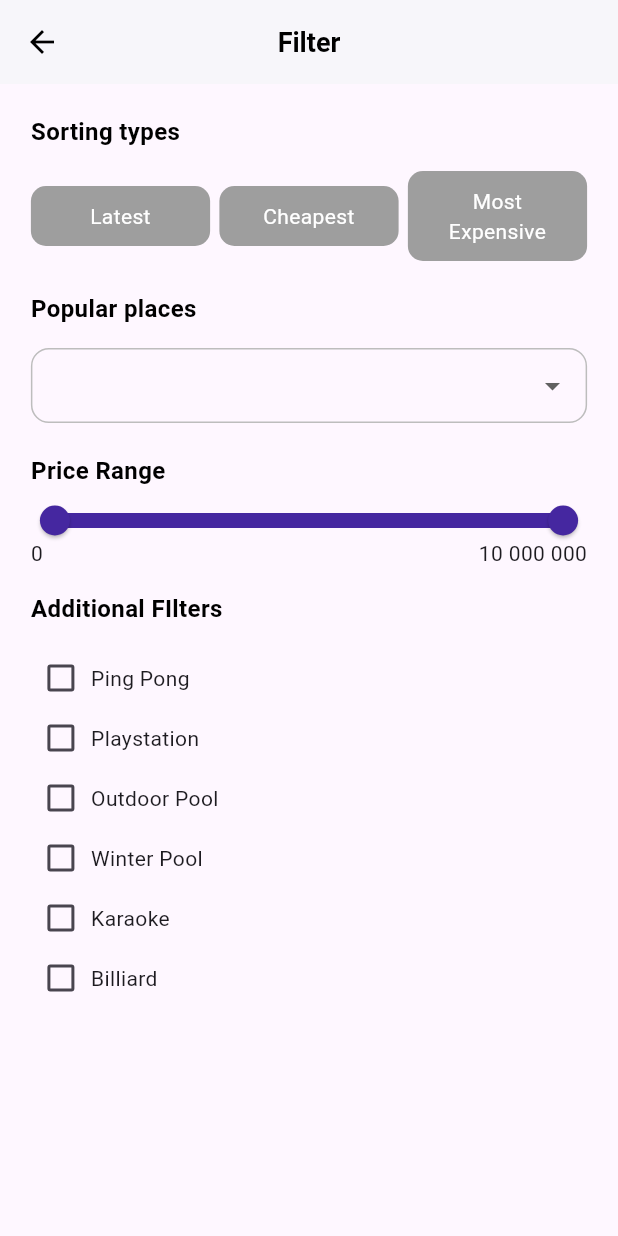
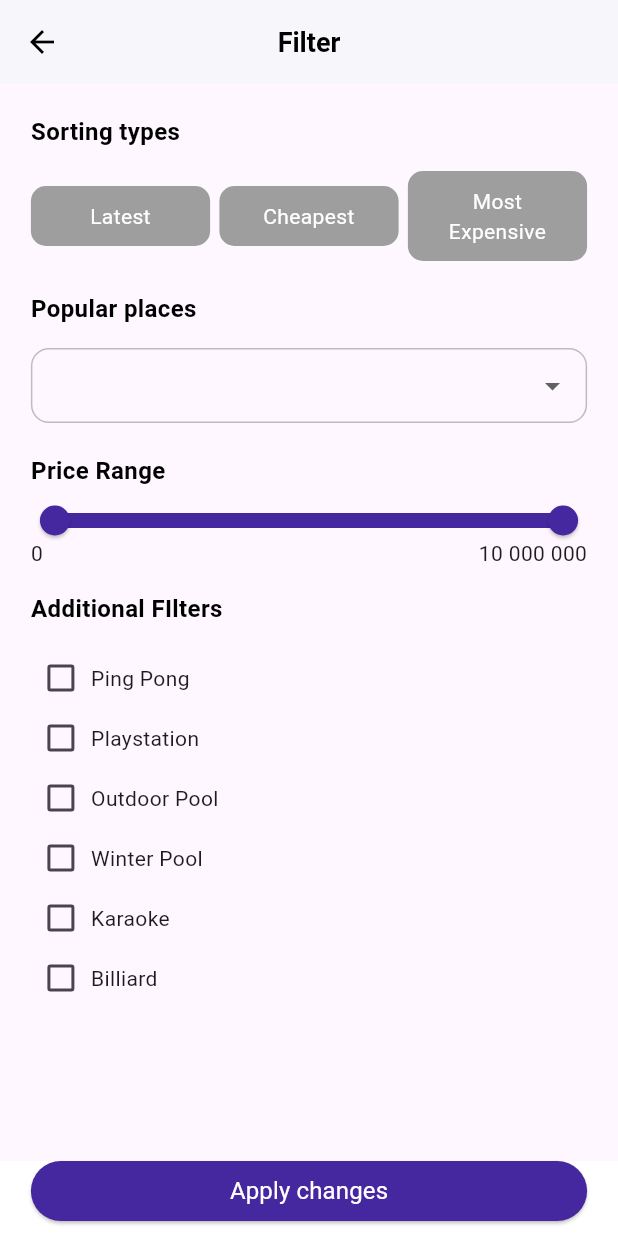
Before and after one commit to 00012013/oasis_uz_mobile-, a Flutter app: the screen it shows after launch, item 2 of the bottom bar chosen, after a tap on the "format list bulleted" icon, on a phone screen of 412 x 824 dp. Run offline on Flutter 3.47's test engine with Material 3 defaults, Android fonts, the phone set to English and light mode, and no system bars; our stand-ins replace bloc, cached_network_image, carousel_slider, dots_indicator, equatable, flutter_bloc and 3 more; network calls fail.

Commit message:
get cottages on filter

```diff
--- a/lib/bloc/dropdown/dropdown_bloc.dart
+++ b/lib/bloc/dropdown/dropdown_bloc.dart
@@ -5,9 +5,15 @@ part 'dropdown_event.dart';
 part 'dropdown_state.dart';
 
 class DropdownBloc extends Bloc<DropdownEvent, DropdownState> {
-  DropdownBloc() : super(const OptionSelectedState('')) {
-    on<SelectOptionEvent>((event, emit) {
-      emit(OptionSelectedState(event.selectedOption));
+  DropdownBloc()
+      : super(
+            const DropdownState('', ["", "Option 1", "Option 2", "Option 3"])) {
+    on<DropdownEvent>((event, emit) async {
+      if (event is RefreshEvent) {
+        emit(RefreshState(event.selectedOption, state.options));
+      } else if (event is SelectOptionEvent) {
+        emit(DropdownState(event.selectedOption, state.options));
+      }
     });
   }
 }
--- a/lib/bloc/dropdown/dropdown_event.dart
+++ b/lib/bloc/dropdown/dropdown_event.dart
@@ -12,3 +12,8 @@ class SelectOptionEvent extends DropdownEvent {
 
   const SelectOptionEvent(this.selectedOption);
 }
+
+class RefreshEvent extends DropdownEvent {
+  final String selectedOption;
+  const RefreshEvent(this.selectedOption);
+}
--- a/lib/bloc/dropdown/dropdown_state.dart
+++ b/lib/bloc/dropdown/dropdown_state.dart
@@ -1,14 +1,15 @@
 part of 'dropdown_bloc.dart';
 
-sealed class DropdownState extends Equatable {
-  const DropdownState();
+class DropdownState extends Equatable {
+  final String selectedOption;
+  final List<String> options;
+
+  const DropdownState(this.selectedOption, this.options);
 
   @override
   List<Object> get props => [];
 }
 
-class OptionSelectedState extends DropdownState {
-  final String selectedOption;
-
-  const OptionSelectedState(this.selectedOption);
+class RefreshState extends DropdownState {
+  const RefreshState(super.selectedOption, super.options);
 }
--- a/lib/bloc/equipment/equipment_bloc.dart
+++ b/lib/bloc/equipment/equipment_bloc.dart
@@ -16,7 +16,7 @@ class EquipmentBloc extends Bloc<EquipmentEvent, EquipmentState> {
             Equipment(name: 'Billiard', isChecked: false),
           ],
         )) {
-    on<ToggleItemEvent>((event, emit) async {
+    on<ToggleItemEvent>((event, emit) {
       List<Equipment> updatedItems = [];
       for (var equipment in [...(state as EquipmentLoaded).items]) {
         if (equipment.name == event.itemName) {
--- /dev/null
+++ b/lib/bloc/filter_cottage/filter_cottage_bloc.dart
@@ -0,0 +1,24 @@
+import 'package:bloc/bloc.dart';
+import 'package:equatable/equatable.dart';
+import 'package:oasis_uz_mobile/repositories/cottage_repository.dart';
+import 'package:oasis_uz_mobile/repositories/dto/filter_dto.dart';
+import 'package:oasis_uz_mobile/repositories/modules/cottage.dart';
+
+part 'filter_cottage_event.dart';
+part 'filter_cottage_state.dart';
+
+class FilterCottageBloc extends Bloc<FilterCottageEvent, FilterCottageState> {
+  final CottageRepository cottageRepository;
+
+  FilterCottageBloc(this.cottageRepository) : super(FilterCottageInitial()) {
+    on<FilterCottageEvent>(
+      (event, emit) async {
+        if (event is FilterCottage) {
+          final List<Cottage> cottages =
+              await cottageRepository.fetchFilteredCottages(event.dto);
+          emit(FilterCottageLoaded(cottages));
+        }
+      },
+    );
+  }
+}
--- /dev/null
+++ b/lib/bloc/filter_cottage/filter_cottage_event.dart
@@ -0,0 +1,13 @@
+part of 'filter_cottage_bloc.dart';
+
+sealed class FilterCottageEvent extends Equatable {
+  const FilterCottageEvent();
+
+  @override
+  List<Object> get props => [];
+}
+
+class FilterCottage extends FilterCottageEvent {
+  FilterDto dto;
+  FilterCottage(this.dto);
+}
--- /dev/null
+++ b/lib/bloc/filter_cottage/filter_cottage_state.dart
@@ -0,0 +1,15 @@
+part of 'filter_cottage_bloc.dart';
+
+sealed class FilterCottageState extends Equatable {
+  const FilterCottageState();
+
+  @override
+  List<Object> get props => [];
+}
+
+final class FilterCottageInitial extends FilterCottageState {}
+
+final class FilterCottageLoaded extends FilterCottageState {
+  List<Cottage> cottage;
+  FilterCottageLoaded(this.cottage);
+}
--- a/lib/bloc/price_range/price_range_bloc.dart
+++ b/lib/bloc/price_range/price_range_bloc.dart
@@ -5,7 +5,7 @@ part 'price_range_event.dart';
 part 'price_range_state.dart';
 
 class PriceRangeBloc extends Bloc<PriceRangeEvent, PriceRangeState> {
-  PriceRangeBloc() : super(PriceRangeFiltered(0, 10000000)) {
+  PriceRangeBloc() : super(const PriceRangeFiltered(0, 10000000)) {
     on<PriceRangeUpdated>((event, emit) {
       emit(PriceRangeFiltered(event.minPrice, event.maxPrice));
     });
--- a/lib/constants/api_constants.dart
+++ b/lib/constants/api_constants.dart
@@ -1 +1 @@
-const String api = 'https://b611-89-236-243-96.ngrok-free.app';
+const String api = 'https://7084-89-236-243-96.ngrok-free.app';
--- /dev/null
+++ b/lib/repositories/dto/filter_dto.dart
@@ -0,0 +1,13 @@
+import 'package:json_annotation/json_annotation.dart';
+
+@JsonSerializable()
+class FilterDto {
+  String? filterType;
+  String? popularPLaces;
+  double? maxPrice;
+  double? minPrice;
+  List<String>? equipments;
+
+  FilterDto(this.filterType, this.popularPLaces, this.minPrice, this.maxPrice,
+      this.equipments);
+}
--- a/lib/screens/filter_screen.dart
+++ b/lib/screens/filter_screen.dart
@@ -3,10 +3,13 @@ import 'package:flutter_bloc/flutter_bloc.dart';
 import 'package:oasis_uz_mobile/bloc/dropdown/dropdown_bloc.dart';
 import 'package:oasis_uz_mobile/bloc/equipment/equipment_bloc.dart';
 import 'package:oasis_uz_mobile/bloc/filter/filter_bloc.dart';
+import 'package:oasis_uz_mobile/bloc/filter_cottage/filter_cottage_bloc.dart';
 import 'package:oasis_uz_mobile/bloc/price_range/price_range_bloc.dart';
 import 'package:oasis_uz_mobile/constants/app_color.dart';
+import 'package:oasis_uz_mobile/repositories/dto/filter_dto.dart';
 import 'package:oasis_uz_mobile/widgets/custom_slider.dart';
 import 'package:oasis_uz_mobile/widgets/custom_text.dart';
+import 'package:oasis_uz_mobile/widgets/drop_down_widget.dart';
 import 'package:oasis_uz_mobile/widgets/filter_options_widget.dart';
 
 class FilterScreen extends StatelessWidget {
@@ -29,21 +32,6 @@ class FilterScreen extends StatelessWidget {
       ),
       body: SingleChildScrollView(
         scrollDirection: Axis.vertical,
-        child: MultiBlocProvider(
-          providers: [
-            BlocProvider(
-              create: (context) => FilterBloc(),
-            ),
-            BlocProvider(
-              create: (context) => PriceRangeBloc(),
-            ),
-            BlocProvider(
-              create: (context) => EquipmentBloc(),
-            ),
-            BlocProvider(
-              create: (context) => DropdownBloc(),
-            )
-          ],
         child: Align(
           alignment: Alignment.center,
           child: FractionallySizedBox(
@@ -117,40 +105,18 @@ class FilterScreen extends StatelessWidget {
                 ),
                 const SizedBox(height: 15),
                 BlocBuilder<DropdownBloc, DropdownState>(
-                    builder: (context, state) {
-                      if (state is OptionSelectedState) {
-                        return Container(
-                          padding: const EdgeInsets.symmetric(horizontal: 10),
-                          decoration: BoxDecoration(
-                            borderRadius: BorderRadius.circular(12),
-                            border: Border.all(
-                              color: Colors.grey[400]!,
-                            ),
-                          ),
-                          child: DropdownButton<String>(
-                            key: UniqueKey(),
-                            underline: const SizedBox(),
-                            isExpanded: true,
-                            value: state.selectedOption,
-                            borderRadius:
-                                const BorderRadius.all(Radius.circular(12)),
-                            hint: const Text('Select an option'),
-                            onChanged: (String? newValue) {
-                              BlocProvider.of<DropdownBloc>(context)
-                                  .add(SelectOptionEvent(newValue!));
+                  builder: (context, dropdownState) {
+                    return DropDownWidget(
+                      dropdownState.selectedOption,
+                      dropdownState.options,
+                      (value) {
+                        BlocProvider.of<DropdownBloc>(context).add(
+                          dropdownState is RefreshState
+                              ? SelectOptionEvent(value)
+                              : RefreshEvent(value),
+                        );
                       },
-                            items: ['', 'Option 1', 'Option 2', 'Option 3']
-                                .map<DropdownMenuItem<String>>((String value) {
-                              return DropdownMenuItem<String>(
-                                value: value,
-                                child: Text(value),
                     );
-                            }).toList(),
-                          ),
-                        );
-                      } else {
-                        return const SizedBox();
-                      }
                   },
                 ),
                 const SizedBox(height: 20),
@@ -231,13 +197,77 @@ class FilterScreen extends StatelessWidget {
                     } else {
                       return Container();
                     }
-                  }),
+                  },
+                ),
               ],
             ),
           ),
         ),
       ),
+      floatingActionButton: Container(
+        height: 50,
+        color: Colors.white,
+        padding: EdgeInsets.only(
+            bottom: 10,
+            left: MediaQuery.sizeOf(context).width * 0.05,
+            right: MediaQuery.sizeOf(context).width * 0.05),
+        width: MediaQuery.sizeOf(context).width * 1,
+        child: ElevatedButton(
+          style: ButtonStyle(
+            backgroundColor: MaterialStateProperty.all(mainColor),
+            foregroundColor: MaterialStateProperty.all(Colors.white),
           ),
+          onPressed: () {
+            FilterTypeOption? filterByType;
+            final filterBlocState = BlocProvider.of<FilterBloc>(context).state;
+            if (filterBlocState is FilterByCheapestSelected) {
+              filterByType = FilterTypeOption.cheapest;
+            } else if (filterBlocState is FilterByLatestSelected) {
+              filterByType = FilterTypeOption.latest;
+            } else if (filterBlocState is FilterByMostExpensiveSelected) {
+              filterByType = FilterTypeOption.mostExpensive;
+            }
+
+            final dropDownState = BlocProvider.of<DropdownBloc>(context).state;
+            final selectedOption = dropDownState.selectedOption;
+
+            final priceRangeState =
+                BlocProvider.of<PriceRangeBloc>(context).state;
+            double? maxPrice;
+            double? minPrice;
+            if (priceRangeState is PriceRangeFiltered) {
+              maxPrice = priceRangeState.maxPrice;
+              minPrice = priceRangeState.minPrice;
+            }
+
+            final equipmentState =
+                BlocProvider.of<EquipmentBloc>(context).state;
+            List<String>? equipmentList = [];
+            if (equipmentState is EquipmentLoaded) {
+              equipmentList = equipmentState.items
+                  .where((item) => item.isChecked)
+                  .map((e) => e.name)
+                  .toList();
+            }
+
+            FilterDto filterDto = FilterDto(
+                filterByType?.toString().split('.').last,
+                selectedOption,
+                minPrice,
+                maxPrice,
+                equipmentList);
+            BlocProvider.of<FilterCottageBloc>(context)
+                .add(FilterCottage(filterDto));
+            Navigator.of(context).pop();
+          },
+          child: const CustomText(
+            text: 'Apply changes',
+            size: 16,
+            color: Colors.white,
+          ),
+        ),
+      ),
+      floatingActionButtonLocation: FloatingActionButtonLocation.centerDocked,
     );
   }
 }
--- a/lib/screens/search_screen.dart
+++ b/lib/screens/search_screen.dart
@@ -1,6 +1,11 @@
 import 'package:flutter/material.dart';
 import 'package:flutter_bloc/flutter_bloc.dart';
 import 'package:oasis_uz_mobile/bloc/calendar/search_name_bloc.dart';
+import 'package:oasis_uz_mobile/bloc/dropdown/dropdown_bloc.dart';
+import 'package:oasis_uz_mobile/bloc/equipment/equipment_bloc.dart';
+import 'package:oasis_uz_mobile/bloc/filter/filter_bloc.dart';
+import 'package:oasis_uz_mobile/bloc/filter_cottage/filter_cottage_bloc.dart';
+import 'package:oasis_uz_mobile/bloc/price_range/price_range_bloc.dart';
 import 'package:oasis_uz_mobile/constants/app_color.dart';
 import 'package:oasis_uz_mobile/repositories/cottage_repository.dart';
 import 'package:oasis_uz_mobile/screens/filter_screen.dart';
@@ -13,6 +18,15 @@ class SearchScreen extends StatelessWidget {
   Widget build(BuildContext context) {
     return SafeArea(
       child: SingleChildScrollView(
+        child: MultiBlocProvider(
+          providers: [
+            BlocProvider(
+              create: (context) => SearchNameBloc(CottageRepository()),
+            ),
+            BlocProvider(
+              create: (context) => FilterCottageBloc(CottageRepository()),
+            ),
+          ],
           child: Column(
             crossAxisAlignment: CrossAxisAlignment.center,
             children: [
@@ -36,8 +50,6 @@ class SearchScreen extends StatelessWidget {
                   children: [
                     Expanded(
                       flex: 6,
-                    child: BlocProvider(
-                      create: (context) => SearchNameBloc(CottageRepository()),
                       child: BlocBuilder<SearchNameBloc, SearchNameState>(
                           builder: (context, state) {
                         return Container(
@@ -70,14 +82,33 @@ class SearchScreen extends StatelessWidget {
                         );
                       }),
                     ),
-                  ),
                     const SizedBox(width: 10),
                     Expanded(
                       flex: 1,
                       child: GestureDetector(
                         onTap: () => Navigator.of(context).push(
                           MaterialPageRoute(
-                            builder: (context) => const FilterScreen()),
+                            builder: (context) => MultiBlocProvider(
+                              providers: [
+                                BlocProvider.value(
+                                  value: DropdownBloc(),
+                                ),
+                                BlocProvider.value(
+                                  value: FilterBloc(),
+                                ),
+                                BlocProvider.value(
+                                  value: PriceRangeBloc(),
+                                ),
+                                BlocProvider.value(
+                                  value: EquipmentBloc(),
+                                ),
+                                BlocProvider.value(
+                                  value: FilterCottageBloc(CottageRepository()),
+                                ),
+                              ],
+                              child: const FilterScreen(),
+                            ),
+                          ),
                         ),
                         child: Container(
                           padding: const EdgeInsets.all(13),
@@ -95,14 +126,28 @@ class SearchScreen extends StatelessWidget {
                   ],
                 ),
               ),
+              BlocBuilder<FilterCottageBloc, FilterCottageState>(
+                builder: (context, state) {
+                  if (state is FilterCottageLoaded) {
+                    return Container();
+                  } else {
+                    return Column(
+                      children: [
                         SizedBox(
                           height: MediaQuery.sizeOf(context).height * 0.3,
                         ),
                         const Center(
                           child: CustomText(
-                  text: 'What are you looking for?', color: Colors.black),
+                              text: 'What are you looking for?',
+                              color: Colors.black),
+                        )
+                      ],
+                    );
+                  }
+                },
+              )
+            ],
           ),
-          ],
         ),
       ),
     );
--- /dev/null
+++ b/lib/widgets/drop_down_widget.dart
@@ -0,0 +1,38 @@
+import 'package:flutter/material.dart';
+
+class DropDownWidget extends StatelessWidget {
+  final String selectedOption;
+  final List<String> options;
+  final Function(String) onSelectOption;
+  const DropDownWidget(this.selectedOption, this.options, this.onSelectOption,
+      {super.key});
+
+  @override
+  Widget build(BuildContext context) {
+    return Container(
+      padding: const EdgeInsets.symmetric(horizontal: 10),
+      decoration: BoxDecoration(
+        borderRadius: BorderRadius.circular(12),
+        border: Border.all(
+          color: Colors.grey[400]!,
+        ),
+      ),
+      child: DropdownButton<String>(
+        underline: const SizedBox(),
+        isExpanded: true,
+        value: selectedOption,
+        borderRadius: const BorderRadius.all(Radius.circular(12)),
+        hint: const Text('Select an option'),
+        onChanged: (String? newValue) {
+          onSelectOption(newValue!);
+        },
+        items: options.map<DropdownMenuItem<String>>((String value) {
+          return DropdownMenuItem<String>(
+            value: value,
+            child: Text(value),
+          );
+        }).toList(),
+      ),
+    );
+  }
+}
```
Also changed, not shown: lib/repositories/cottage_repository.dart (+15 -0 lines). Lines whose indentation alone changed are shown as unchanged.
